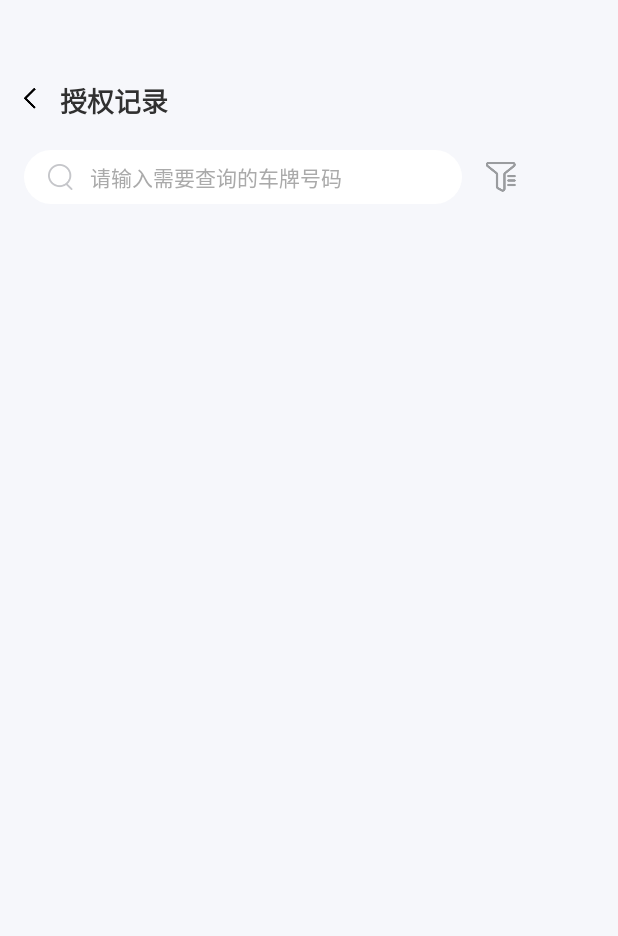
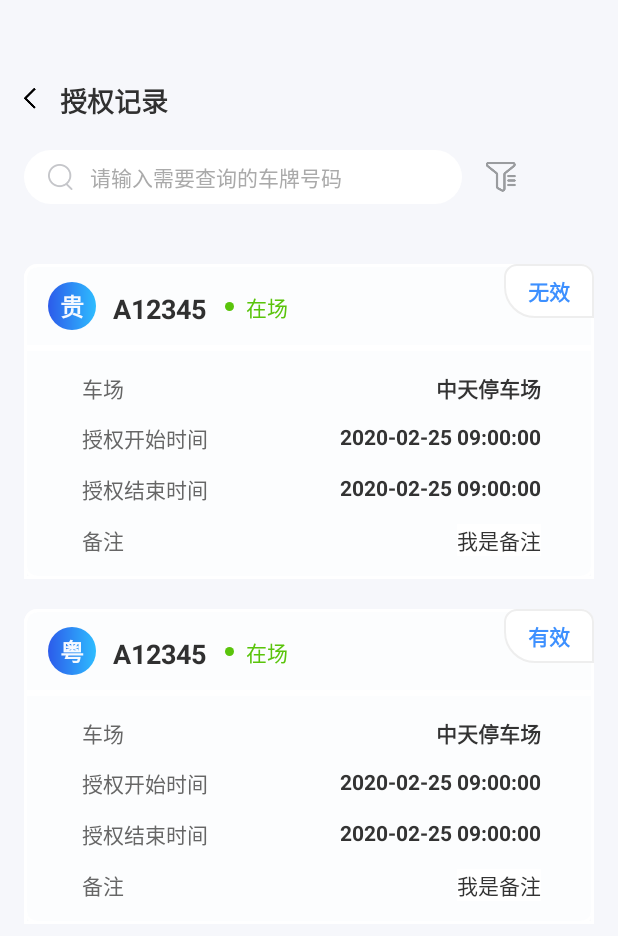
Before and after one commit to yaokun2022/movebusiness, an Android app: the RecordActivity screen opened directly, with no data from a screen before it, on a phone screen of 412 x 824 dp. Shown: the top 936 px of the screen. Run offline under Robolectric (Android 15) with nearby library versions, the phone set to English and light mode, and no system bars.

Commit message:
fix:完善车辆授权界面

```diff
--- /dev/null
+++ b/app/src/main/java/com/yaokun/movebusiness/Adapter/RecordAdapter.java
@@ -0,0 +1,67 @@
+package com.yaokun.movebusiness.Adapter;
+
+import android.view.LayoutInflater;
+import android.view.View;
+import android.view.ViewGroup;
+import android.widget.ImageView;
+import android.widget.TextView;
+
+import androidx.annotation.NonNull;
+import androidx.recyclerview.widget.RecyclerView;
+
+import com.yaokun.movebusiness.R;
+import com.yaokun.movebusiness.entity.AuthRecord;
+
+import java.util.List;
+
+public class RecordAdapter extends RecyclerView.Adapter<RecordAdapter.ViewHolder> {
+    //创建授权记录实体集合
+    private List<AuthRecord> mAuthRecordList;
+
+    @NonNull
+    @Override
+    public ViewHolder onCreateViewHolder(@NonNull ViewGroup parent, int viewType) {
+        View view = LayoutInflater.from(parent.getContext()).inflate(R.layout.item_record,parent,false);
+        ViewHolder holder = new ViewHolder(view);
+        return holder;
+    }
+
+    @Override
+    public void onBindViewHolder(@NonNull ViewHolder holder, int position) {
+        AuthRecord record = mAuthRecordList.get(position);
+        holder.provinceTv.setText(record.getProvince());
+        holder.carNumTv.setText(record.getCarNum());
+        holder.isPresenceIcIv.setImageResource(record.getIsPresenceIc());
+        holder.isPresenceTv.setText(record.getIsPresence());
+        holder.isEffectiveTv.setText(record.getIsEffective());
+    }
+
+    @Override
+    public int getItemCount() {
+        return mAuthRecordList.size();
+    }
+
+    //创建内部类ViewHolder 通过RecyclerView子项的外层布局 通过FindViewById()获取布局中的实例
+    static class ViewHolder extends RecyclerView.ViewHolder {
+        TextView provinceTv;
+        TextView carNumTv;
+        ImageView isPresenceIcIv;
+        TextView isPresenceTv;
+        TextView isEffectiveTv;
+
+        public ViewHolder(@NonNull View itemView) {
+            super(itemView);
+            provinceTv = itemView.findViewById(R.id.ProvinceTv);
+            carNumTv = itemView.findViewById(R.id.carNumTv);
+            isPresenceIcIv = itemView.findViewById(R.id.isPresenceIv);
+            isPresenceTv = itemView.findViewById(R.id.isPresenceTv);
+            isEffectiveTv = itemView.findViewById(R.id.isEffectiveTv);
+
+        }
+    }
+
+    public RecordAdapter(List<AuthRecord> authRecordList) {
+        mAuthRecordList = authRecordList;
+    }
+
+}
--- /dev/null
+++ b/app/src/main/java/com/yaokun/movebusiness/entity/AuthRecord.java
@@ -0,0 +1,75 @@
+package com.yaokun.movebusiness.entity;
+
+import android.graphics.drawable.Drawable;
+
+/**
+ *  授权用户实体，授权信息
+ *
+ */
+
+public class AuthRecord {
+    private String province;//省
+    private String carNum;//车牌
+    private int isPresenceIc;//是否在场图标
+    private String isPresence;//是否在场
+    private String isEffective;//是否有效
+
+    public AuthRecord(String province, String carNum, int isPresenceIc, String isPresence, String isEffective) {
+        this.province = province;
+        this.carNum = carNum;
+        this.isPresenceIc = isPresenceIc;
+        this.isPresence = isPresence;
+        this.isEffective = isEffective;
+    }
+
+    public String getProvince() {
+        return province;
+    }
+
+    public void setProvince(String province) {
+        this.province = province;
+    }
+
+    public String getCarNum() {
+        return carNum;
+    }
+
+    public void setCarNum(String carNum) {
+        this.carNum = carNum;
+    }
+
+    public int getIsPresenceIc() {
+        return isPresenceIc;
+    }
+
+    public void setIsPresenceIc(int isPresenceIc) {
+        this.isPresenceIc = isPresenceIc;
+    }
+
+    public String getIsPresence() {
+        return isPresence;
+    }
+
+    public void setIsPresence(String isPresence) {
+        this.isPresence = isPresence;
+    }
+
+    public String getIsEffective() {
+        return isEffective;
+    }
+
+    public void setIsEffective(String isEffective) {
+        this.isEffective = isEffective;
+    }
+
+    @Override
+    public String toString() {
+        return "AuthRecord{" +
+                "province='" + province + '\'' +
+                ", carNum='" + carNum + '\'' +
+                ", isPresenceIc=" + isPresenceIc +
+                ", isPresence='" + isPresence + '\'' +
+                ", isEffective='" + isEffective + '\'' +
+                '}';
+    }
+}
--- a/app/src/main/java/com/yaokun/movebusiness/ui/RecordActivity.java
+++ b/app/src/main/java/com/yaokun/movebusiness/ui/RecordActivity.java
@@ -1,49 +1,43 @@
 package com.yaokun.movebusiness.ui;
 
 import android.os.Bundle;
+import android.view.View;
 import android.view.ViewGroup;
 
 import androidx.annotation.NonNull;
+import androidx.recyclerview.widget.LinearLayoutManager;
 import androidx.recyclerview.widget.RecyclerView;
 
+import com.yaokun.movebusiness.Adapter.RecordAdapter;
 import com.yaokun.movebusiness.R;
+import com.yaokun.movebusiness.entity.AuthRecord;
+
+import java.util.ArrayList;
+import java.util.List;
 
 /**
  * 车辆记录界面
  */
 public class RecordActivity extends BaseActivity {
-
-    private RecyclerView recyclerView;
-
-    RecyclerView.Adapter<RecyclerView.ViewHolder> adapter = new RecyclerView.Adapter<RecyclerView.ViewHolder>() {
-        @NonNull
-        @Override
-        public RecyclerView.ViewHolder onCreateViewHolder(@NonNull ViewGroup parent, int viewType) {
-            return null;
-        }
-
-        @Override
-        public void onBindViewHolder(@NonNull RecyclerView.ViewHolder holder, int position) {
-
-        }
-
-        @Override
-        public int getItemCount() {
-            return 0;
-        }
-    };
-
+    private List<AuthRecord> authRecordList = new ArrayList<>();
     @Override
     protected void onCreate(Bundle savedInstanceState) {
         super.onCreate(savedInstanceState);
         setContentView(R.layout.activity_authorization_details);
+        initAuthRecord();//初始化
+        RecyclerView recyclerView = findViewById(R.id.recyclerView);
+        LinearLayoutManager layoutManager = new LinearLayoutManager(this);
+        RecordAdapter adapter = new RecordAdapter(authRecordList);
+        recyclerView.setLayoutManager(layoutManager);
+        recyclerView.setAdapter(adapter);
 
-        recyclerView = findViewById(R.id.recordList);
+    }
+    private void initAuthRecord(){
+        AuthRecord record = new AuthRecord("贵", "A12345", R.drawable.green_point, "在场", "无效");
+        authRecordList.add(record);
+        AuthRecord record1 = new AuthRecord("粤", "A12345", R.drawable.green_point, "在场", "有效");
+        authRecordList.add(record1);
 
-
-
-
-        recyclerView.setAdapter(adapter);
     }
 
 }
--- a/app/src/main/res/layout/activity_authorization_details.xml
+++ b/app/src/main/res/layout/activity_authorization_details.xml
@@ -18,9 +18,9 @@
         android:orientation="horizontal">
 
         <ImageView
-            android:onClick="backClick"
             android:layout_width="wrap_content"
             android:layout_height="wrap_content"
+            android:onClick="backClick"
             android:src="@mipmap/ic_back_arrow" />
 
         <TextView
@@ -62,8 +62,9 @@
     </LinearLayout>
 
     <androidx.recyclerview.widget.RecyclerView
-        android:id="@+id/recordList"
+        android:id="@+id/recyclerView"
         android:layout_width="match_parent"
-        android:layout_height="match_parent"/>
+        android:layout_height="wrap_content"
+        android:layout_marginTop="20dp"/>
 
 </LinearLayout>
--- /dev/null
+++ b/app/src/main/res/layout/item_record.xml
@@ -0,0 +1,174 @@
+<?xml version="1.0" encoding="utf-8"?>
+<LinearLayout xmlns:android="http://schemas.android.com/apk/res/android"
+    android:layout_width="match_parent"
+    android:layout_height="wrap_content"
+    android:layout_marginTop="20dp"
+    android:background="@drawable/au_re_boarder_bg"
+    android:onClick="detailsClick"
+    android:orientation="vertical">
+
+    <RelativeLayout
+        android:layout_width="match_parent"
+        android:layout_height="56dp"
+        android:background="@drawable/au_re_boarder_bg">
+
+        <TextView
+            android:id="@+id/ProvinceTv"
+            android:layout_width="wrap_content"
+            android:layout_height="wrap_content"
+            android:layout_marginStart="16dp"
+            android:layout_marginTop="12dp"
+            android:background="@drawable/gui_bg"
+            android:gravity="center"
+            android:text="贵"
+            android:textColor="#F5F9FF"
+            android:textSize="16sp"
+            android:textStyle="bold" />
+
+        <TextView
+            android:id="@+id/carNumTv"
+            android:layout_width="wrap_content"
+            android:layout_height="wrap_content"
+            android:layout_marginStart="59dp"
+            android:layout_marginTop="17dp"
+            android:text="A12345"
+            android:textColor="#303030"
+            android:textSize="18sp"
+            android:textStyle="bold" />
+
+        <ImageView
+            android:id="@+id/isPresenceIv"
+            android:layout_width="wrap_content"
+            android:layout_height="wrap_content"
+            android:layout_marginStart="134dp"
+            android:layout_marginTop="25dp"
+            android:src="@drawable/green_point" />
+
+        <TextView
+            android:id="@+id/isPresenceTv"
+            android:layout_width="wrap_content"
+            android:layout_height="wrap_content"
+            android:layout_marginStart="148dp"
+            android:layout_marginTop="18dp"
+            android:text="在场"
+            android:textColor="#5AC40B"
+            android:textSize="14sp" />
+
+        <TextView
+            android:id="@+id/isEffectiveTv"
+            android:layout_width="wrap_content"
+            android:layout_height="wrap_content"
+            android:layout_alignParentTop="true"
+            android:layout_alignParentEnd="true"
+            android:background="@drawable/au_re_boarder2"
+            android:gravity="center"
+            android:text="有效"
+            android:textColor="#3D90FF"
+            android:textSize="14sp"
+            android:textStyle="bold" />
+
+    </RelativeLayout>
+
+    <RelativeLayout
+        android:layout_width="match_parent"
+        android:layout_height="wrap_content"
+        android:background="@drawable/au_re_boarder_bg2"
+        android:paddingStart="19dp"
+        android:paddingTop="16dp"
+        android:paddingEnd="16dp"
+        android:paddingBottom="15dp">
+
+        <TextView
+            android:id="@+id/tv1"
+            android:layout_width="wrap_content"
+            android:layout_height="wrap_content"
+            android:layout_alignParentStart="true"
+            android:layout_alignParentTop="true"
+            android:layout_marginStart="19dp"
+            android:text="车场"
+            android:textColor="#666666"
+            android:textSize="14sp" />
+
+        <TextView
+            android:id="@+id/tv2"
+            android:layout_width="wrap_content"
+            android:layout_height="wrap_content"
+            android:layout_alignParentTop="true"
+            android:layout_alignParentEnd="true"
+            android:layout_marginEnd="19dp"
+            android:text="中天停车场"
+            android:textColor="#333333"
+            android:textSize="14sp"
+            android:textStyle="bold" />
+
+        <TextView
+            android:layout_width="wrap_content"
+            android:layout_height="wrap_content"
+            android:layout_below="@+id/tv1"
+            android:layout_alignStart="@+id/tv1"
+            android:layout_marginStart="0dp"
+            android:layout_marginTop="12dp"
+            android:text="授权开始时间"
+            android:textColor="#666666"
+            android:textSize="14sp" />
+
+        <TextView
+            android:layout_width="wrap_content"
+            android:layout_height="wrap_content"
+            android:layout_below="@+id/tv2"
+            android:layout_alignEnd="@+id/tv2"
+            android:layout_marginTop="12dp"
+            android:text="2020-02-25 09:00:00"
+            android:textColor="#333333"
+            android:textSize="14sp"
+            android:textStyle="bold" />
+
+        <TextView
+
+            android:layout_width="wrap_content"
+            android:layout_height="wrap_content"
+            android:layout_below="@+id/tv1"
+            android:layout_alignStart="@+id/tv1"
+            android:layout_marginTop="46dp"
+            android:text="授权结束时间"
+            android:textColor="#666666"
+            android:textSize="14sp" />
+
+        <TextView
+            android:layout_width="wrap_content"
+            android:layout_height="wrap_content"
+            android:layout_below="@+id/tv2"
+            android:layout_alignEnd="@+id/tv2"
+            android:layout_marginTop="46dp"
+            android:text="2020-02-25 09:00:00"
+            android:textColor="#333333"
+            android:textSize="14sp"
+            android:textStyle="bold" />
+
+        <TextView
+            android:layout_width="wrap_content"
+            android:layout_height="wrap_content"
+            android:layout_below="@+id/tv1"
+            android:layout_alignStart="@+id/tv1"
+            android:layout_marginTop="80dp"
+            android:text="备注"
+            android:textColor="#666666"
+            android:textSize="14sp" />
+
+        <EditText
+            android:layout_width="wrap_content"
+            android:layout_height="wrap_content"
+            android:layout_below="@+id/tv2"
+            android:layout_alignEnd="@id/tv2"
+            android:layout_marginTop="80dp"
+            android:background="@color/white"
+            android:hint="我是备注"
+            android:inputType="text"
+            android:maxLength="16"
+            android:textColorHint="#333333"
+            android:textSize="14sp" />
+
+    </RelativeLayout>
+
+
+</LinearLayout>
```
Also changed, not shown: app/src/main/res/layout/activity_au_determine_ic.xml (deleted, +0 -12 lines), app/src/main/res/layout/autthorization_record_item.xml (deleted, +0 -172 lines).
